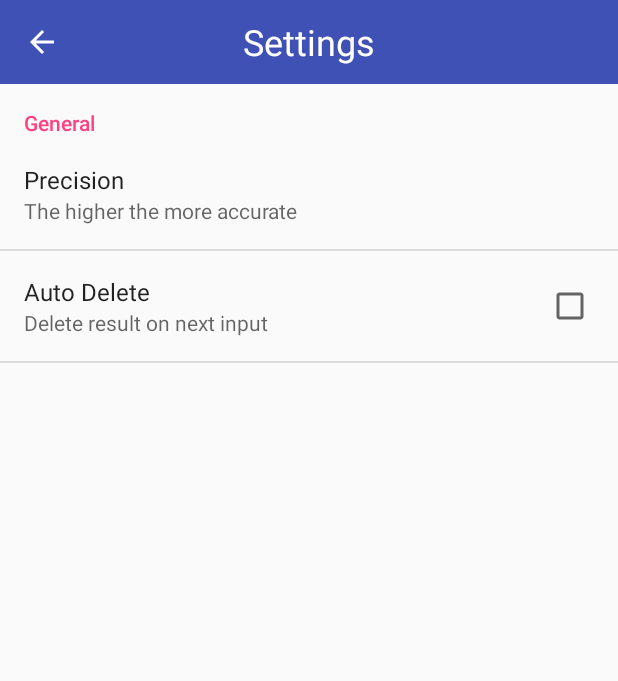
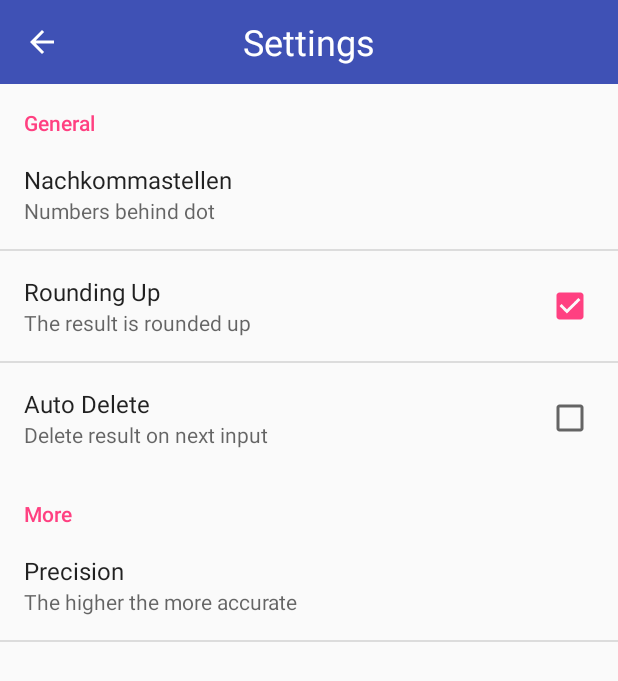
Before and after one commit to seniorlaguna/Calculator, an Android app: the screen it shows after launch (SettingsActivity), after a tap on "Settings", on a phone screen of 412 x 824 dp. Shown: the top 681 px of the screen. Run offline under Robolectric (Android 15) with nearby library versions, the phone set to English and light mode, and no system bars; libraries missing offline, so code that uses them is left out: com.udojava.evalex.

Commit message:
Added new preferences Scale and Precision works fine

```diff
--- a/app/src/main/java/org/seniorlaguna/calculator/MainActivity.java
+++ b/app/src/main/java/org/seniorlaguna/calculator/MainActivity.java
@@ -2,9 +2,9 @@ package org.seniorlaguna.calculator;
 
 import android.content.Intent;
 import android.os.Build;
+import android.os.Bundle;
 import android.preference.PreferenceManager;
 import android.support.v7.app.AppCompatActivity;
-import android.os.Bundle;
 import android.support.v7.widget.Toolbar;
 import android.view.Menu;
 import android.view.MenuItem;
@@ -15,13 +15,20 @@ import android.widget.GridLayout;
 
 import com.udojava.evalex.Expression;
 
+import java.math.BigDecimal;
+
 public class MainActivity extends AppCompatActivity implements View.OnClickListener {
+
+    public static final int DEFAULT_PRECISION = 1024;
+    public static final int DEFAULT_SCALE = 2;
 
     Toolbar mToolbar;
     EditText mDisplay;
     GridLayout mGridLayout;
 
     Integer mPrecision;
+    Integer mScale;
+    Boolean mRound;
     Boolean mDeleteResult;
     Boolean mEqualsPressed = false;
 
@@ -69,13 +76,29 @@ public class MainActivity extends AppCompatActivity implements View.OnClickListe
     }
 
     protected void readPreferences() {
+
+        //read precision
         try {
-            mPrecision = Integer.parseInt(PreferenceManager.getDefaultSharedPreferences(this).getString(getString(R.string.prefs_precision_key), "8"));
+            mPrecision = Integer.parseInt(PreferenceManager.getDefaultSharedPreferences(this).getString(getString(R.string.prefs_precision_key), new Integer(DEFAULT_PRECISION).toString()));
+            PreferenceManager.getDefaultSharedPreferences(this).edit().putString(getString(R.string.prefs_precision_key), new Integer(mPrecision).toString()).apply();
         } catch (Exception e) {
-            PreferenceManager.getDefaultSharedPreferences(this).edit().putString(getString(R.string.prefs_precision_key), getString(R.string.prefs_precision_default)).apply();
-            mPrecision = 8;
+            PreferenceManager.getDefaultSharedPreferences(this).edit().putString(getString(R.string.prefs_precision_key), new Integer(DEFAULT_PRECISION).toString()).apply();
+            mPrecision = DEFAULT_PRECISION;
         }
 
+        //read scale
+        try {
+            mScale = Integer.parseInt(PreferenceManager.getDefaultSharedPreferences(this).getString(getString(R.string.prefs_scale_key), new Integer(DEFAULT_SCALE).toString()));
+            PreferenceManager.getDefaultSharedPreferences(this).edit().putString(getString(R.string.prefs_scale_key), new Integer(mScale).toString()).apply();
+        } catch (Exception e) {
+            PreferenceManager.getDefaultSharedPreferences(this).edit().putString(getString(R.string.prefs_scale_key), new Integer(DEFAULT_SCALE).toString()).apply();
+            mScale = DEFAULT_SCALE;
+        }
+
+        //read round
+        mRound = PreferenceManager.getDefaultSharedPreferences(this).getBoolean(getString(R.string.prefs_round_key), true);
+
+        //read auto delete
         mDeleteResult = PreferenceManager.getDefaultSharedPreferences(this).getBoolean(getString(R.string.prefs_auto_delete_key), false);
     }
 
@@ -170,20 +193,35 @@ public class MainActivity extends AppCompatActivity implements View.OnClickListe
 
     protected void calc() {
         String term = mDisplay.getText().toString();
+
+        //Empty Term
+        if (term.isEmpty()) {
+            return;
+        }
+
+        //Replace symbols
         term = term.replace(getString(R.string.square_root_symbol), getString(R.string.square_root));
         term = term.replace(getString(R.string.pi_symbol), getString(R.string.pi));
 
         Expression expression = new Expression(term);
-
         expression.addFunction(Functions.factorial);
-
         expression.setPrecision(mPrecision);
 
         try {
-            mDisplay.setText(expression.eval().toPlainString());
+
+            //Calculate and format result
+            BigDecimal result = expression.eval();
+            result = result.setScale(mScale, mRound ? BigDecimal.ROUND_HALF_UP : BigDecimal.ROUND_HALF_DOWN);
+            result = result.stripTrailingZeros();
+
+            mDisplay.setText(result.toPlainString());
+
+
         } catch (Exception e) {
             mDisplay.setText(getString(R.string.error));
         }
+
+        //place cursor at the end
         mDisplay.setSelection(mDisplay.getText().length());
     }
 
--- a/app/src/main/res/values/strings.xml
+++ b/app/src/main/res/values/strings.xml
@@ -3,11 +3,19 @@
     <string name="settings">Settings</string>
 
     <string name="prefs_category_general">General</string>
+    <string name="prefs_category_more">More</string>
 
     <string name="prefs_precision_key">precision_key</string>
-    <string name="prefs_precision_default">8</string>
     <string name="prefs_precision_title">Precision</string>
     <string name="prefs_precision_summary">The higher the more accurate</string>
+
+    <string name="prefs_round_key">round_key</string>
+    <string name="prefs_round_title">Rounding Up</string>
+    <string name="prefs_round_summary">The result is rounded up</string>
+
+    <string name="prefs_scale_key">scale_key</string>
+    <string name="prefs_scale_title">Nachkommastellen</string>
+    <string name="prefs_scale_summary">Numbers behind dot</string>
 
     <string name="prefs_auto_delete_key">auto_delete_key</string>
     <string name="prefs_auto_delete_title">Auto Delete</string>
--- a/app/src/main/res/xml/preferences.xml
+++ b/app/src/main/res/xml/preferences.xml
@@ -5,11 +5,16 @@
     <PreferenceCategory android:title="@string/prefs_category_general">
 
         <EditTextPreference
-            android:defaultValue="@string/prefs_precision_default"
-            android:key="@string/prefs_precision_key"
             android:singleLine="true"
-            android:summary="@string/prefs_precision_summary"
-            android:title="@string/prefs_precision_title" />
+            android:key="@string/prefs_scale_key"
+            android:summary="@string/prefs_scale_summary"
+            android:title="@string/prefs_scale_title" />
+
+        <CheckBoxPreference
+            android:title="@string/prefs_round_title"
+            android:summary="@string/prefs_round_summary"
+            android:defaultValue="true"
+            android:key="@string/prefs_round_key" />
 
         <CheckBoxPreference
             android:title="@string/prefs_auto_delete_title"
@@ -18,4 +23,16 @@
             android:summary="@string/prefs_auto_delete_summary" />
 
     </PreferenceCategory>
+
+    <PreferenceCategory
+        android:title="@string/prefs_category_more">
+
+        <EditTextPreference
+            android:key="@string/prefs_precision_key"
+            android:singleLine="true"
+            android:summary="@string/prefs_precision_summary"
+            android:title="@string/prefs_precision_title" />
+
+    </PreferenceCategory>
+
 </PreferenceScreen>
```
Also changed, not shown: 1 other file.
